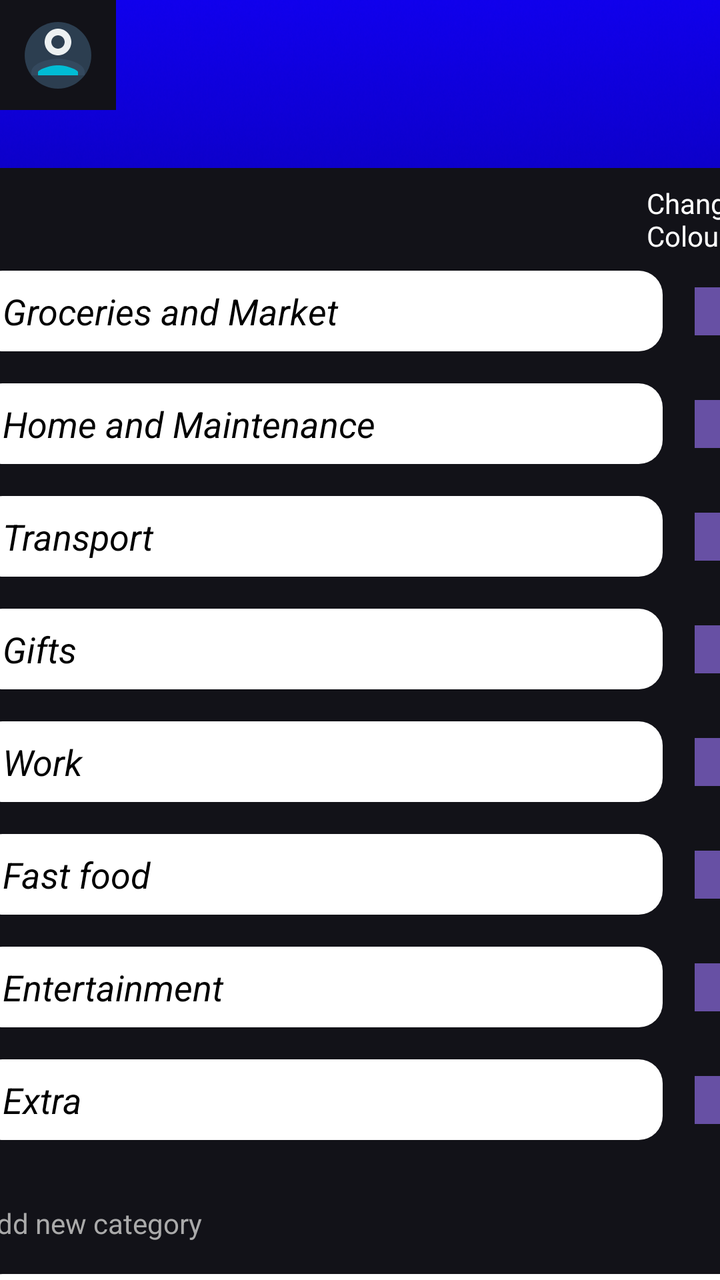
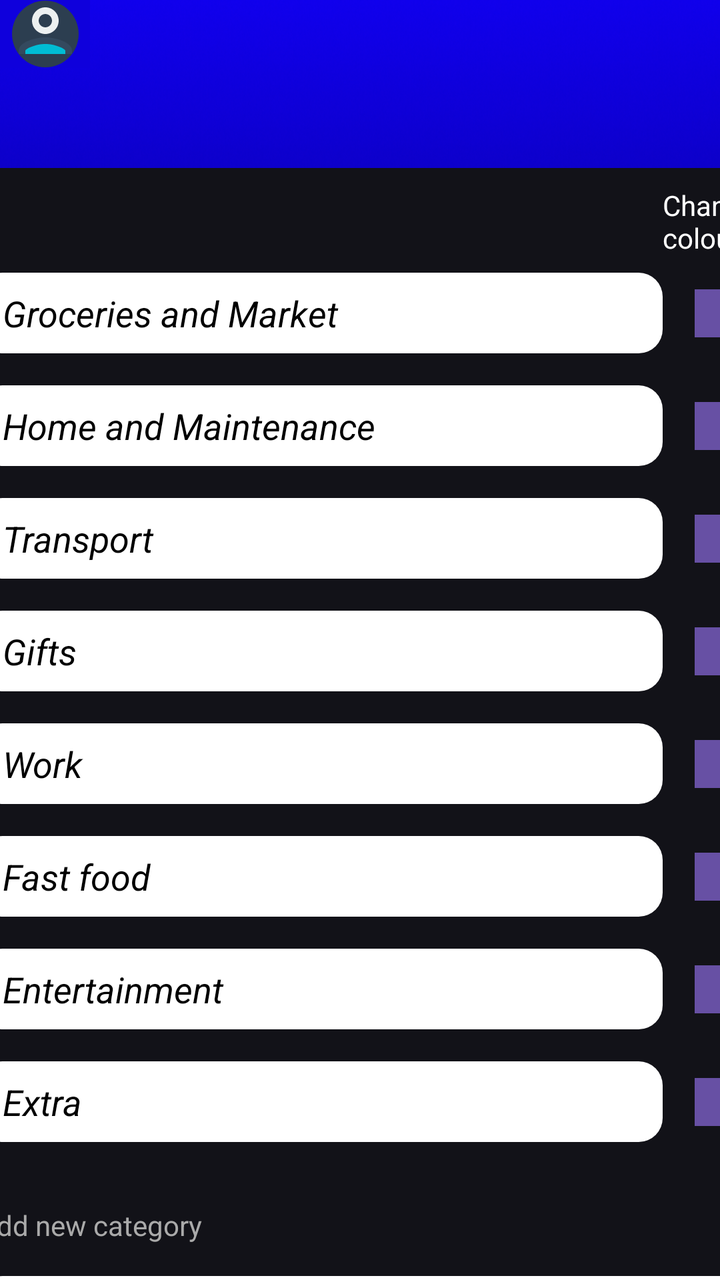

Two renders of the same Android screen: before a commit and after it. Below are the layout's source before the change and the commit's diff.
<!-- AndroidManifest.xml: application theme Theme.CashUp -->
<!-- res/layout/activity_edit_categories_view.xml -->
<?xml version="1.0" encoding="utf-8"?>
<androidx.constraintlayout.widget.ConstraintLayout xmlns:android="http://schemas.android.com/apk/res/android"
    xmlns:app="http://schemas.android.com/apk/res-auto"
    xmlns:tools="http://schemas.android.com/tools"
    android:layout_width="match_parent"
    android:layout_height="match_parent"
    android:background="@drawable/background">

    

    

    <androidx.appcompat.widget.Toolbar
        android:id="@+id/toolbar"
        android:layout_width="411dp"
        android:layout_height="55dp"
        android:layout_marginTop="84dp"
        android:background="#121218"
        app:layout_constraintTop_toTopOf="parent"
        tools:layout_editor_absoluteX="0dp">

        <androidx.constraintlayout.widget.ConstraintLayout
            android:layout_width="match_parent"
            android:layout_height="match_parent">

            <ImageButton
                android:id="@+id/btn_back"
                android:layout_width="wrap_content"
                android:layout_height="wrap_content"
                android:background="@null"
                android:contentDescription="Back"
                android:src="@drawable/ic_arrow_back"
                app:layout_constraintBottom_toBottomOf="parent"
                app:layout_constraintStart_toStartOf="parent"
                app:layout_constraintTop_toTopOf="parent" />

            <TextView
                android:layout_width="wrap_content"
                android:layout_height="wrap_content"
                android:layout_marginStart="16dp"
                android:text="Edit categories"
                android:textColor="@android:color/white"
                android:textSize="18sp"
                android:textStyle="bold"
                app:layout_constraintBottom_toBottomOf="parent"
                app:layout_constraintStart_toEndOf="@id/btn_back"
                app:layout_constraintTop_toTopOf="parent" />

        </androidx.constraintlayout.widget.ConstraintLayout>
    </androidx.appcompat.widget.Toolbar>

    <ScrollView
        android:layout_width="414dp"
        android:layout_height="603dp"
        android:layout_marginTop="8dp"
        app:layout_constraintBottom_toBottomOf="parent"
        app:layout_constraintEnd_toEndOf="parent"
        app:layout_constraintStart_toStartOf="parent"
        app:layout_constraintTop_toBottomOf="@id/toolbar">

        <LinearLayout
            android:layout_width="match_parent"
            android:layout_height="wrap_content"
            android:background="#121218"
            android:orientation="vertical"
            android:paddingBottom="24dp">

            
            
            <TextView
                android:id="@+id/textView2"
                android:layout_width="64dp"
                android:layout_height="wrap_content"
                android:layout_gravity="right"
                android:text="Change Colour"
                android:textColor="#FFFFFF" />

            <androidx.constraintlayout.widget.ConstraintLayout
                android:layout_width="match_parent"
                android:layout_height="wrap_content"
                android:layout_marginHorizontal="16dp"
                android:layout_marginVertical="8dp">

                <EditText
                    android:id="@+id/groceries"
                    android:layout_width="0dp"
                    android:layout_height="wrap_content"
                    android:layout_marginEnd="16dp"
                    android:background="@drawable/rounded_corner_white"
                    android:paddingHorizontal="12dp"
                    android:paddingVertical="8dp"
                    android:text="Groceries and Market"
                    android:textColor="@color/black"
                    android:textStyle="italic"
                    app:layout_constraintBottom_toBottomOf="parent"
                    app:layout_constraintEnd_toStartOf="@id/btn_color_groceries"
                    app:layout_constraintStart_toStartOf="parent"
                    app:layout_constraintTop_toTopOf="parent" />

                <Button
                    android:id="@+id/btn_color_groceries"
                    android:layout_width="24dp"
                    android:layout_height="24dp"
                    android:background="#FF0000"
                    app:layout_constraintBottom_toBottomOf="parent"
                    app:layout_constraintEnd_toEndOf="parent"
                    app:layout_constraintTop_toTopOf="parent" />
            </androidx.constraintlayout.widget.ConstraintLayout>

            
            <androidx.constraintlayout.widget.ConstraintLayout
                android:layout_width="match_parent"
                android:layout_height="wrap_content"
                android:layout_marginHorizontal="16dp"
                android:layout_marginVertical="8dp">

                <EditText
                    android:id="@+id/et_home"
                    android:layout_width="0dp"
                    android:layout_height="wrap_content"
                    android:layout_marginEnd="16dp"
                    android:background="@drawable/rounded_corner_white"
                    android:paddingHorizontal="12dp"
                    android:paddingVertical="8dp"
                    android:text="Home and Maintenance"
                    android:textColor="@color/black"
                    android:textStyle="italic"
                    app:layout_constraintBottom_toBottomOf="parent"
                    app:layout_constraintEnd_toStartOf="@id/btn_color_home"
                    app:layout_constraintStart_toStartOf="parent"
                    app:layout_constraintTop_toTopOf="parent" />

                <Button
                    android:id="@+id/btn_color_home"
                    android:layout_width="24dp"
                    android:layout_height="24dp"
                    android:background="#00FF00"
                    app:layout_constraintBottom_toBottomOf="parent"
                    app:layout_constraintEnd_toEndOf="parent"
                    app:layout_constraintTop_toTopOf="parent" />
            </androidx.constraintlayout.widget.ConstraintLayout>

            
            <androidx.constraintlayout.widget.ConstraintLayout
                android:layout_width="match_parent"
                android:layout_height="wrap_content"
                android:layout_marginHorizontal="16dp"
                android:layout_marginVertical="8dp">

                <EditText
                    android:id="@+id/transport"
                    android:layout_width="0dp"
                    android:layout_height="wrap_content"
                    android:layout_marginEnd="16dp"
                    android:background="@drawable/rounded_corner_white"

                    android:paddingHorizontal="12dp"
                    android:paddingVertical="8dp"
                    android:text="Transport"
                    android:textColor="@color/black"
                    android:textStyle="italic"
                    app:layout_constraintBottom_toBottomOf="parent"
                    app:layout_constraintEnd_toStartOf="@id/btn_color_transport"
                    app:layout_constraintStart_toStartOf="parent"
                    app:layout_constraintTop_toTopOf="parent" />

                <Button
                    android:id="@+id/btn_color_transport"
                    android:layout_width="24dp"
                    android:layout_height="24dp"
                    android:background="#00AAFF"
                    app:layout_constraintBottom_toBottomOf="parent"
                    app:layout_constraintEnd_toEndOf="parent"
                    app:layout_constraintTop_toTopOf="parent" />
            </androidx.constraintlayout.widget.ConstraintLayout>

            
            <androidx.constraintlayout.widget.ConstraintLayout
                android:layout_width="match_parent"
                android:layout_height="wrap_content"
                android:layout_marginHorizontal="16dp"
                android:layout_marginVertical="8dp">

                <EditText
                    android:id="@+id/gifts"
                    android:layout_width="0dp"
                    android:layout_height="wrap_content"
                    android:layout_marginEnd="16dp"
                    android:background="@drawable/rounded_corner_white"
                    android:paddingHorizontal="12dp"
                    android:paddingVertical="8dp"
                    android:text="Gifts"
                    android:textColor="@color/black"
                    android:textStyle="italic"
                    app:layout_constraintBottom_toBottomOf="parent"
                    app:layout_constraintEnd_toStartOf="@id/btn_color_gifts"
                    app:layout_constraintStart_toStartOf="parent"
                    app:layout_constraintTop_toTopOf="parent" />

                <Button
                    android:id="@+id/btn_color_gifts"
                    android:layout_width="24dp"
                    android:layout_height="24dp"
                    android:background="#FF00FF"
                    app:layout_constraintBottom_toBottomOf="parent"
                    app:layout_constraintEnd_toEndOf="parent"
                    app:layout_constraintTop_toTopOf="parent" />
            </androidx.constraintlayout.widget.ConstraintLayout>

            
            <androidx.constraintlayout.widget.ConstraintLayout
                android:layout_width="match_parent"
                android:layout_height="wrap_content"
                android:layout_marginHorizontal="16dp"
                android:layout_marginVertical="8dp">

                <EditText
                    android:id="@+id/work"
                    android:layout_width="0dp"
                    android:layout_height="wrap_content"
                    android:layout_marginEnd="16dp"
                    android:background="@drawable/rounded_corner_white"

                    android:paddingHorizontal="12dp"
                    android:paddingVertical="8dp"
                    android:text="Work"
                    android:textColor="@color/black"
                    android:textStyle="italic"
                    app:layout_constraintBottom_toBottomOf="parent"
                    app:layout_constraintEnd_toStartOf="@id/btn_color_work"
                    app:layout_constraintStart_toStartOf="parent"
                    app:layout_constraintTop_toTopOf="parent" />

                <Button
                    android:id="@+id/btn_color_work"
                    android:layout_width="24dp"
                    android:layout_height="24dp"
                    android:background="#FFCC00"
                    app:layout_constraintBottom_toBottomOf="parent"
                    app:layout_constraintEnd_toEndOf="parent"
                    app:layout_constraintTop_toTopOf="parent" />
            </androidx.constraintlayout.widget.ConstraintLayout>

            
            <androidx.constraintlayout.widget.ConstraintLayout
                android:layout_width="match_parent"
                android:layout_height="wrap_content"
                android:layout_marginHorizontal="16dp"
                android:layout_marginVertical="8dp">

                <EditText
                    android:id="@+id/food"
                    android:layout_width="0dp"
                    android:layout_height="wrap_content"
                    android:layout_marginEnd="16dp"
                    android:background="@drawable/rounded_corner_white"

                    android:paddingHorizontal="12dp"
                    android:paddingVertical="8dp"
                    android:text="Fast food"
                    android:textColor="@color/black"
                    android:textStyle="italic"
                    app:layout_constraintBottom_toBottomOf="parent"
                    app:layout_constraintEnd_toStartOf="@id/btn_color_fast_food"
                    app:layout_constraintStart_toStartOf="parent"
                    app:layout_constraintTop_toTopOf="parent" />

                <Button
                    android:id="@+id/btn_color_fast_food"
                    android:layout_width="24dp"
                    android:layout_height="24dp"
                    android:background="#FF6600"
                    app:layout_constraintBottom_toBottomOf="parent"
                    app:layout_constraintEnd_toEndOf="parent"
                    app:layout_constraintTop_toTopOf="parent" />
            </androidx.constraintlayout.widget.ConstraintLayout>

            
            <androidx.constraintlayout.widget.ConstraintLayout
                android:layout_width="match_parent"
                android:layout_height="wrap_content"
                android:layout_marginHorizontal="16dp"
                android:layout_marginVertical="8dp">

                <EditText
                    android:id="@+id/entertainment"
                    android:layout_width="0dp"
                    android:layout_height="wrap_content"
                    android:layout_marginEnd="16dp"
                    android:background="@drawable/rounded_corner_white"

                    android:paddingHorizontal="12dp"
                    android:paddingVertical="8dp"
                    android:text="Entertainment"
                    android:textColor="@color/black"
                    android:textStyle="italic"
                    app:layout_constraintBottom_toBottomOf="parent"
                    app:layout_constraintEnd_toStartOf="@id/btn_color_entertainment"
                    app:layout_constraintStart_toStartOf="parent"
                    app:layout_constraintTop_toTopOf="parent" />

                <Button
                    android:id="@+id/btn_color_entertainment"
                    android:layout_width="24dp"
                    android:layout_height="24dp"
                    android:background="#00FFFF"
                    app:layout_constraintBottom_toBottomOf="parent"
                    app:layout_constraintEnd_toEndOf="parent"
                    app:layout_constraintTop_toTopOf="parent" />
            </androidx.constraintlayout.widget.ConstraintLayout>

            
            <androidx.constraintlayout.widget.ConstraintLayout
                android:layout_width="match_parent"
                android:layout_height="wrap_content"
                android:layout_marginHorizontal="16dp"
                android:layout_marginVertical="8dp">

                <EditText
                    android:id="@+id/extra"
                    android:layout_width="0dp"
                    android:layout_height="wrap_content"
                    android:layout_marginEnd="16dp"
                    android:background="@drawable/rounded_corner_white"

                    android:paddingHorizontal="12dp"
                    android:paddingVertical="8dp"
                    android:text="Extra"
                    android:textColor="@color/black"
                    android:textStyle="italic"
                    app:layout_constraintBottom_toBottomOf="parent"
                    app:layout_constraintEnd_toStartOf="@id/btn_color_extra"
                    app:layout_constraintStart_toStartOf="parent"
                    app:layout_constraintTop_toTopOf="parent" />

                <Button
                    android:id="@+id/btn_color_extra"
                    android:layout_width="24dp"
                    android:layout_height="24dp"
                    android:background="#FF00FF"
                    app:layout_constraintBottom_toBottomOf="parent"
                    app:layout_constraintEnd_toEndOf="parent"
                    app:layout_constraintTop_toTopOf="parent" />
            </androidx.constraintlayout.widget.ConstraintLayout>

            
            <TextView
                android:layout_width="wrap_content"
                android:layout_height="wrap_content"
                android:layout_marginStart="16dp"
                android:layout_marginTop="24dp"
                android:layout_marginBottom="8dp"
                android:text="Add new category"
                android:textColor="#AAAAAA"
                android:textSize="14sp" />

            
            <EditText
                android:id="@+id/et_new_category_name"
                android:layout_width="match_parent"
                android:layout_height="wrap_content"
                android:layout_marginHorizontal="16dp"
                android:layout_marginTop="8dp"
                android:background="@drawable/rounded_corner_white"
                android:hint="Name"
                android:paddingHorizontal="12dp"
                android:paddingVertical="8dp"
                android:textColor="@color/black"
                android:textColorHint="#888888" />

            
            <androidx.constraintlayout.widget.ConstraintLayout
                android:layout_width="match_parent"
                android:layout_height="wrap_content"
                android:layout_marginHorizontal="16dp"
                android:layout_marginTop="8dp">

                <EditText
                    android:id="@+id/et_assign_color"
                    android:layout_width="0dp"
                    android:layout_height="wrap_content"
                    android:layout_marginEnd="16dp"
                    android:background="@drawable/rounded_corner_white"
                    android:hint="Assign colour"
                    android:paddingHorizontal="12dp"
                    android:paddingVertical="8dp"
                    android:textColor="@color/black"
                    android:textColorHint="#888888"
                    app:layout_constraintBottom_toBottomOf="parent"
                    app:layout_constraintEnd_toStartOf="@id/btn_color_new"
                    app:layout_constraintStart_toStartOf="parent"
                    app:layout_constraintTop_toTopOf="parent" />

                <Button
                    android:id="@+id/btn_color_new"
                    android:layout_width="24dp"
                    android:layout_height="24dp"
                    android:background="@android:color/white"
                    app:layout_constraintBottom_toBottomOf="parent"
                    app:layout_constraintEnd_toEndOf="parent"
                    app:layout_constraintTop_toTopOf="parent" />
            </androidx.constraintlayout.widget.ConstraintLayout>

            
            <Button
                android:id="@+id/btn_save"
                android:layout_width="187dp"
                android:layout_height="wrap_content"
                android:layout_marginHorizontal="16dp"
                android:layout_marginTop="16dp"
                android:background="@drawable/rounded_button_background"
                android:text="Save"
                android:textColor="@color/black" />
        </LinearLayout>
    </ScrollView>

    <ImageButton
        android:id="@+id/imageButton"
        android:layout_width="58dp"
        android:layout_height="55dp"
        android:background="#121218"
        app:srcCompat="@drawable/ic_profile"
        tools:layout_editor_absoluteX="21dp"
        tools:layout_editor_absoluteY="13dp" />
</androidx.constraintlayout.widget.ConstraintLayout>
<!-- resources referenced by this layout -->
<resources>
  <color name="black">#FF000000</color>
  <!-- drawable background: png bitmap (drawable, 768113 bytes) -->
  <!-- drawable ic_arrow_back (drawable) -->
  <vector xmlns:android="http://schemas.android.com/apk/res/android"
      android:width="24dp"
      android:height="24dp"
      android:viewportWidth="24"
      android:viewportHeight="24">
      <path
          android:fillColor="#FFFFFF"
          android:pathData="M20,11H7.83l5.59,-5.59L12,4l-8,8 8,8 1.41,-1.41L7.83,13H20v-2z"/>
  </vector>
  <!-- drawable ic_profile (drawable) -->
  <vector xmlns:android="http://schemas.android.com/apk/res/android"
      android:width="40dp"
      android:height="40dp"
      android:viewportWidth="24"
      android:viewportHeight="24">
  
      
      <path
          android:fillColor="#2c3e50"
          android:pathData="M12,2C6.48,2 2,6.48 2,12s4.48,10 10,10 10,-4.48 10,-10S17.52,2 12,2z"/>
  
      
      <path
          android:fillColor="#ecf0f1"
          android:pathData="M12,12c2.21,0 4,-1.79 4,-4s-1.79,-4 -4,-4 -4,1.79 -4,4 1.79,4 4,4zM12,6c1.1,0 2,0.9 2,2s-0.9,2 -2,2 -2,-0.9 -2,-2 0.9,-2 2,-2z"/>
  
      
      <path
          android:fillColor="#34495e"
          android:pathData="M12,13c-2.67,0 -8,1.34 -8,4v1h16v-1c0,-2.66 -5.33,-4 -8,-4z"/>
  
      
      <path
          android:fillColor="#00bcd4"
          android:pathData="M18,18H6v-0.99c0.2,-0.72 3.3,-2.01 6,-2.01s5.8,1.29 6,2v1z"/>
  </vector>
  <!-- drawable rounded_button_background (drawable) -->
  <?xml version="1.0" encoding="utf-8"?>
  <shape xmlns:android="http://schemas.android.com/apk/res/android"
      android:shape="rectangle">
      <solid android:color="#3F51B5" />
      <corners android:radius="24dp" />
  </shape>
  <!-- drawable rounded_corner_white (drawable) -->
  <?xml version="1.0" encoding="utf-8"?>
  <shape xmlns:android="http://schemas.android.com/apk/res/android"
      android:shape="rectangle">
      <solid android:color="@android:color/white" />
      <corners android:radius="12dp" />
  </shape>
  <style name="Theme.CashUp" parent="Base.Theme.CashUp" />
  <style name="Base.Theme.CashUp" parent="Theme.Material3.DayNight.NoActionBar">
  
      </style>
</resources>

<!-- the commit's change to res/layout/activity_edit_categories_view.xml (unified diff, before → after) -->
@@ -12,8 +12,8 @@
 
     <androidx.appcompat.widget.Toolbar
         android:id="@+id/toolbar"
-        android:layout_width="411dp"
-        android:layout_height="55dp"
+        android:layout_width="412dp"
+        android:layout_height="57dp"
         android:layout_marginTop="84dp"
         android:background="#121218"
         app:layout_constraintTop_toTopOf="parent"
@@ -67,12 +67,13 @@
 
             
             
+
             <TextView
                 android:id="@+id/textView2"
-                android:layout_width="64dp"
-                android:layout_height="wrap_content"
-                android:layout_gravity="right"
-                android:text="Change Colour"
+                android:layout_width="56dp"
+                android:layout_height="wrap_content"
+                android:layout_gravity="end"
+                android:text="Change colour"
                 android:textColor="#FFFFFF" />
 
             <androidx.constraintlayout.widget.ConstraintLayout
@@ -93,15 +94,15 @@
                     android:textColor="@color/black"
                     android:textStyle="italic"
                     app:layout_constraintBottom_toBottomOf="parent"
-                    app:layout_constraintEnd_toStartOf="@id/btn_color_groceries"
-                    app:layout_constraintStart_toStartOf="parent"
-                    app:layout_constraintTop_toTopOf="parent" />
-
-                <Button
-                    android:id="@+id/btn_color_groceries"
-                    android:layout_width="24dp"
-                    android:layout_height="24dp"
-                    android:background="#FF0000"
+                    app:layout_constraintEnd_toStartOf="@id/btn_colour_groceries"
+                    app:layout_constraintStart_toStartOf="parent"
+                    app:layout_constraintTop_toTopOf="parent" />
+
+                <Button
+                    android:id="@+id/btn_colour_groceries"
+                    android:layout_width="24dp"
+                    android:layout_height="24dp"
+                    android:background="#FFCC00"
                     app:layout_constraintBottom_toBottomOf="parent"
                     app:layout_constraintEnd_toEndOf="parent"
                     app:layout_constraintTop_toTopOf="parent" />
@@ -126,12 +127,12 @@
                     android:textColor="@color/black"
                     android:textStyle="italic"
                     app:layout_constraintBottom_toBottomOf="parent"
-                    app:layout_constraintEnd_toStartOf="@id/btn_color_home"
-                    app:layout_constraintStart_toStartOf="parent"
-                    app:layout_constraintTop_toTopOf="parent" />
-
-                <Button
-                    android:id="@+id/btn_color_home"
+                    app:layout_constraintEnd_toStartOf="@id/btn_colour_home"
+                    app:layout_constraintStart_toStartOf="parent"
+                    app:layout_constraintTop_toTopOf="parent" />
+
+                <Button
+                    android:id="@+id/btn_colour_home"
                     android:layout_width="24dp"
                     android:layout_height="24dp"
                     android:background="#00FF00"
@@ -160,12 +161,12 @@
                     android:textColor="@color/black"
                     android:textStyle="italic"
                     app:layout_constraintBottom_toBottomOf="parent"
-                    app:layout_constraintEnd_toStartOf="@id/btn_color_transport"
-                    app:layout_constraintStart_toStartOf="parent"
-                    app:layout_constraintTop_toTopOf="parent" />
-
-                <Button
-                    android:id="@+id/btn_color_transport"
+                    app:layout_constraintEnd_toStartOf="@id/btn_colour_transport"
+                    app:layout_constraintStart_toStartOf="parent"
+                    app:layout_constraintTop_toTopOf="parent" />
+
+                <Button
+                    android:id="@+id/btn_colour_transport"
                     android:layout_width="24dp"
                     android:layout_height="24dp"
                     android:background="#00AAFF"
@@ -193,12 +194,12 @@
                     android:textColor="@color/black"
                     android:textStyle="italic"
                     app:layout_constraintBottom_toBottomOf="parent"
-                    app:layout_constraintEnd_toStartOf="@id/btn_color_gifts"
-                    app:layout_constraintStart_toStartOf="parent"
-                    app:layout_constraintTop_toTopOf="parent" />
-
-                <Button
-                    android:id="@+id/btn_color_gifts"
+                    app:layout_constraintEnd_toStartOf="@id/btn_colour_gifts"
+                    app:layout_constraintStart_toStartOf="parent"
+                    app:layout_constraintTop_toTopOf="parent" />
+
+                <Button
+                    android:id="@+id/btn_colour_gifts"
                     android:layout_width="24dp"
                     android:layout_height="24dp"
                     android:background="#FF00FF"
@@ -227,12 +228,12 @@
                     android:textColor="@color/black"
                     android:textStyle="italic"
                     app:layout_constraintBottom_toBottomOf="parent"
-                    app:layout_constraintEnd_toStartOf="@id/btn_color_work"
-                    app:layout_constraintStart_toStartOf="parent"
-                    app:layout_constraintTop_toTopOf="parent" />
-
-                <Button
-                    android:id="@+id/btn_color_work"
+                    app:layout_constraintEnd_toStartOf="@id/btn_colour_work"
+                    app:layout_constraintStart_toStartOf="parent"
+                    app:layout_constraintTop_toTopOf="parent" />
+
+                <Button
+                    android:id="@+id/btn_colour_work"
                     android:layout_width="24dp"
                     android:layout_height="24dp"
                     android:background="#FFCC00"
@@ -261,12 +262,12 @@
                     android:textColor="@color/black"
                     android:textStyle="italic"
                     app:layout_constraintBottom_toBottomOf="parent"
-                    app:layout_constraintEnd_toStartOf="@id/btn_color_fast_food"
-                    app:layout_constraintStart_toStartOf="parent"
-                    app:layout_constraintTop_toTopOf="parent" />
-
-                <Button
-                    android:id="@+id/btn_color_fast_food"
+                    app:layout_constraintEnd_toStartOf="@id/btn_colour_fast_food"
+                    app:layout_constraintStart_toStartOf="parent"
+                    app:layout_constraintTop_toTopOf="parent" />
+
+                <Button
+                    android:id="@+id/btn_colour_fast_food"
                     android:layout_width="24dp"
                     android:layout_height="24dp"
                     android:background="#FF6600"
@@ -295,12 +296,12 @@
                     android:textColor="@color/black"
                     android:textStyle="italic"
                     app:layout_constraintBottom_toBottomOf="parent"
-                    app:layout_constraintEnd_toStartOf="@id/btn_color_entertainment"
-                    app:layout_constraintStart_toStartOf="parent"
-                    app:layout_constraintTop_toTopOf="parent" />
-
-                <Button
-                    android:id="@+id/btn_color_entertainment"
+                    app:layout_constraintEnd_toStartOf="@id/btn_colour_entertainment"
+                    app:layout_constraintStart_toStartOf="parent"
+                    app:layout_constraintTop_toTopOf="parent" />
+
+                <Button
+                    android:id="@+id/btn_colour_entertainment"
                     android:layout_width="24dp"
                     android:layout_height="24dp"
                     android:background="#00FFFF"
@@ -329,12 +330,12 @@
                     android:textColor="@color/black"
                     android:textStyle="italic"
                     app:layout_constraintBottom_toBottomOf="parent"
-                    app:layout_constraintEnd_toStartOf="@id/btn_color_extra"
-                    app:layout_constraintStart_toStartOf="parent"
-                    app:layout_constraintTop_toTopOf="parent" />
-
-                <Button
-                    android:id="@+id/btn_color_extra"
+                    app:layout_constraintEnd_toStartOf="@id/btn_colour_extra"
+                    app:layout_constraintStart_toStartOf="parent"
+                    app:layout_constraintTop_toTopOf="parent" />
+
+                <Button
+                    android:id="@+id/btn_colour_extra"
                     android:layout_width="24dp"
                     android:layout_height="24dp"
                     android:background="#FF00FF"
@@ -356,7 +357,7 @@
 
             
             <EditText
-                android:id="@+id/et_new_category_name"
+                android:id="@+id/new_category_name"
                 android:layout_width="match_parent"
                 android:layout_height="wrap_content"
                 android:layout_marginHorizontal="16dp"
@@ -376,7 +377,7 @@
                 android:layout_marginTop="8dp">
 
                 <EditText
-                    android:id="@+id/et_assign_color"
+                    android:id="@+id/assign_color"
                     android:layout_width="0dp"
                     android:layout_height="wrap_content"
                     android:layout_marginEnd="16dp"
@@ -408,7 +409,7 @@
                 android:layout_height="wrap_content"
                 android:layout_marginHorizontal="16dp"
                 android:layout_marginTop="16dp"
-                android:background="@drawable/rounded_button_background"
+                android:background="@color/design_default_color_primary_dark"
                 android:text="Save"
                 android:textColor="@color/black" />
         </LinearLayout>
@@ -416,9 +417,9 @@
 
     <ImageButton
         android:id="@+id/imageButton"
-        android:layout_width="58dp"
-        android:layout_height="55dp"
-        android:background="#121218"
+        android:layout_width="45dp"
+        android:layout_height="34dp"
+        android:background="#0F00DC"
         app:srcCompat="@drawable/ic_profile"
         tools:layout_editor_absoluteX="21dp"
         tools:layout_editor_absoluteY="13dp" />
<!-- resource entries referenced after the edit -->
@@ -39,13 +39,6 @@
           android:fillColor="#00bcd4"
           android:pathData="M18,18H6v-0.99c0.2,-0.72 3.3,-2.01 6,-2.01s5.8,1.29 6,2v1z"/>
   </vector>
-  <!-- drawable rounded_button_background (drawable) -->
-  <?xml version="1.0" encoding="utf-8"?>
-  <shape xmlns:android="http://schemas.android.com/apk/res/android"
-      android:shape="rectangle">
-      <solid android:color="#3F51B5" />
-      <corners android:radius="24dp" />
-  </shape>
   <!-- drawable rounded_corner_white (drawable) -->
   <?xml version="1.0" encoding="utf-8"?>
   <shape xmlns:android="http://schemas.android.com/apk/res/android"
